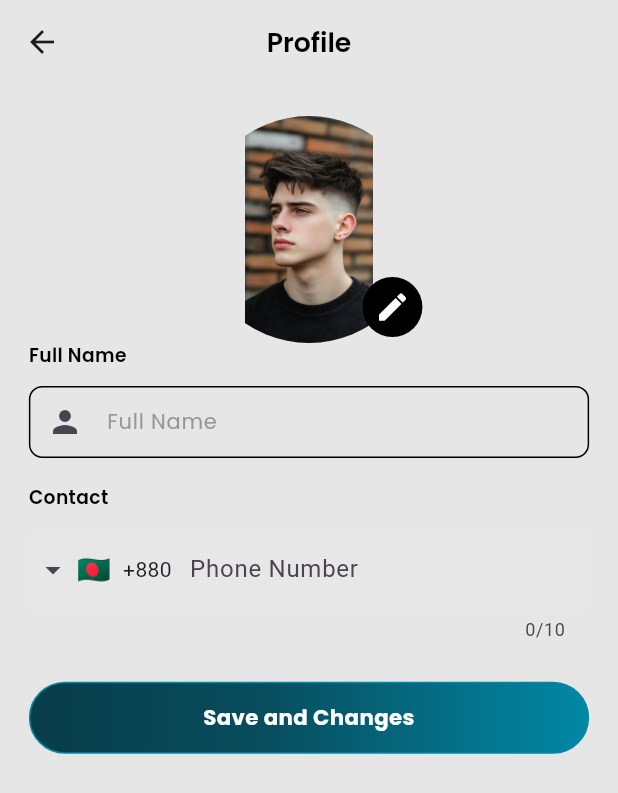
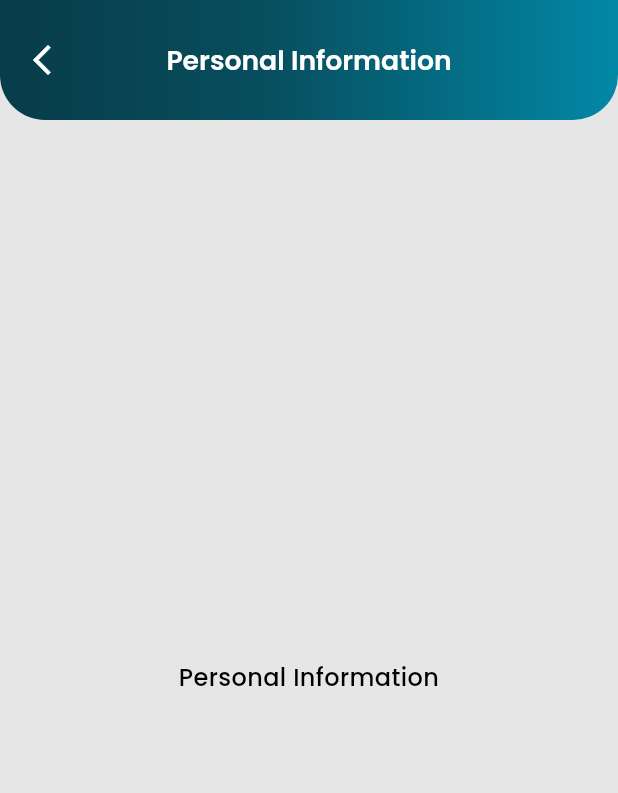
Before and after one commit to mehdisparktech/zasulehry_job_seeker, a Flutter app: the ProfileScreen screen opened by its route, after a tap on "Personal Information", on a phone screen of 412 x 824 dp. Shown: the top 793 px of the screen. Run offline on Flutter 3.47's test engine with Material 3 defaults, Android fonts, the phone set to English and light mode, and no system bars; drawn by our look-alikes of intl_phone_field; our stand-ins replace cached_network_image, dio, flutter_dotenv, flutter_html, flutter_local_notifications, flutter_screenutil and 10 more; accounts and stored records are empty; network calls fail.

Commit message:
feat(profile): add new profile screens and routes
Implement personal information, work information, contact support and share app screens
Add corresponding routes in app_routes.dart
Connect navigation from profile screen to new screens

```diff
--- a/lib/core/config/route/app_routes.dart
+++ b/lib/core/config/route/app_routes.dart
@@ -32,6 +32,10 @@ import 'package:zasulehry_job_seeker/features/jobseeker/feedback/presentation/sc
 import 'package:zasulehry_job_seeker/features/jobseeker/resume/presentation/screen/resume_creation_screen.dart';
 import 'package:zasulehry_job_seeker/features/jobseeker/salary/presentation/screen/salary_calculator_screen.dart';
 import 'package:zasulehry_job_seeker/features/jobseeker/salary/presentation/screen/salary_comparison_screen.dart';
+import 'package:zasulehry_job_seeker/features/jobseeker/profile/presentation/screen/work_information_screen.dart';
+import 'package:zasulehry_job_seeker/features/jobseeker/profile/presentation/screen/contact_support_screen.dart';
+import 'package:zasulehry_job_seeker/features/jobseeker/profile/presentation/screen/share_app_screen.dart';
+import 'package:zasulehry_job_seeker/features/jobseeker/profile/presentation/screen/personal_information_screen.dart';
 
 class AppRoutes {
   static const String test = "/test_screen.dart";
@@ -77,6 +81,12 @@ class AppRoutes {
   static const String connectedAccounts = "/connected_accounts_screen.dart";
   static const String impressum = "/impressum_screen.dart";
   static const String selectRole = "/select_role_screen.dart";
+
+  // Profile Routes
+  static const String personalInformation = "/personal_information_screen.dart";
+  static const String workInformation = "/work_information_screen.dart";
+  static const String contactSupport = "/contact_support_screen.dart";
+  static const String shareApp = "/share_app_screen.dart";
   static List<GetPage> routes = [
     GetPage(name: jobSeekerHome, page: () => const JobSeekerHomeScreen()),
     GetPage(name: splash, page: () => const SplashScreen()),
@@ -121,5 +131,11 @@ class AppRoutes {
     GetPage(name: resumeCreation, page: () => const ResumeCreationScreen()),
     GetPage(name: salaryCalculator, page: () => const SalaryCalculatorScreen()),
     GetPage(name: salaryComparison, page: () => const SalaryComparisonScreen()),
+
+    // Profile Routes
+    GetPage(name: personalInformation, page: () => const PersonalInformationScreen()),
+    GetPage(name: workInformation, page: () => const WorkInformationScreen()),
+    GetPage(name: contactSupport, page: () => const ContactSupportScreen()),
+    GetPage(name: shareApp, page: () => const ShareAppScreen()),
   ];
 }
--- /dev/null
+++ b/lib/features/jobseeker/profile/presentation/screen/personal_information_screen.dart
@@ -0,0 +1,24 @@
+import 'package:flutter/material.dart';
+import '../../../../../core/component/appbar/common_app_bar.dart';
+import '../../../../../core/component/text/common_text.dart';
+import '../../../../../core/constants/app_string.dart';
+
+class PersonalInformationScreen extends StatelessWidget {
+  const PersonalInformationScreen({super.key});
+
+  @override
+  Widget build(BuildContext context) {
+    return Scaffold(
+      appBar: const CommonAppBar(
+        title: AppString.personalInformation,
+      ),
+      body: const Center(
+        child: CommonText(
+          text: AppString.personalInformation,
+          fontSize: 18,
+          fontWeight: FontWeight.w500,
+        ),
+      ),
+    );
+  }
+}
--- a/lib/features/jobseeker/profile/presentation/screen/profile_screen.dart
+++ b/lib/features/jobseeker/profile/presentation/screen/profile_screen.dart
@@ -86,13 +86,14 @@ class ProfileScreen extends StatelessWidget {
                           Item(
                             icon: Icons.person,
                             title: AppString.personalInformation,
-                            onTap: () => Get.toNamed(AppRoutes.editProfile),
+                            onTap: () => Get.toNamed(AppRoutes.personalInformation),
                           ),
 
                           // Work Information
                           Item(
                             icon: Icons.work_outline,
                             title: AppString.workInformation,
+                            onTap: () => Get.toNamed(AppRoutes.workInformation),
                           ),
 
                           // Settings
@@ -106,10 +107,15 @@ class ProfileScreen extends StatelessWidget {
                           Item(
                             icon: Icons.contact_support,
                             title: AppString.contactAndSupport,
+                            onTap: () => Get.toNamed(AppRoutes.contactSupport),
                           ),
 
                           // Share App
-                          Item(icon: Icons.share, title: AppString.shareApp),
+                          Item(
+                            icon: Icons.share,
+                            title: AppString.shareApp,
+                            onTap: () => Get.toNamed(AppRoutes.shareApp),
+                          ),
 
                           // Review
                           Item(
```
Also changed, not shown: lib/features/jobseeker/profile/presentation/screen/contact_support_screen.dart (added, +24 -0 lines), lib/features/jobseeker/profile/presentation/screen/share_app_screen.dart (added, +24 -0 lines), lib/features/jobseeker/profile/presentation/screen/work_information_screen.dart (added, +24 -0 lines).
